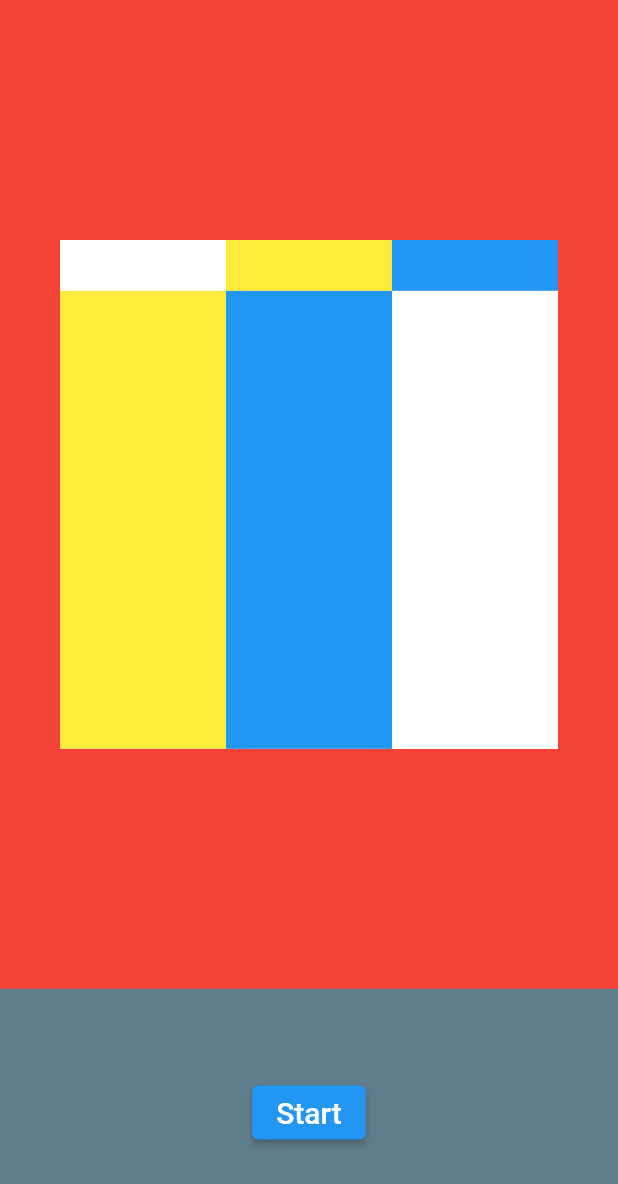
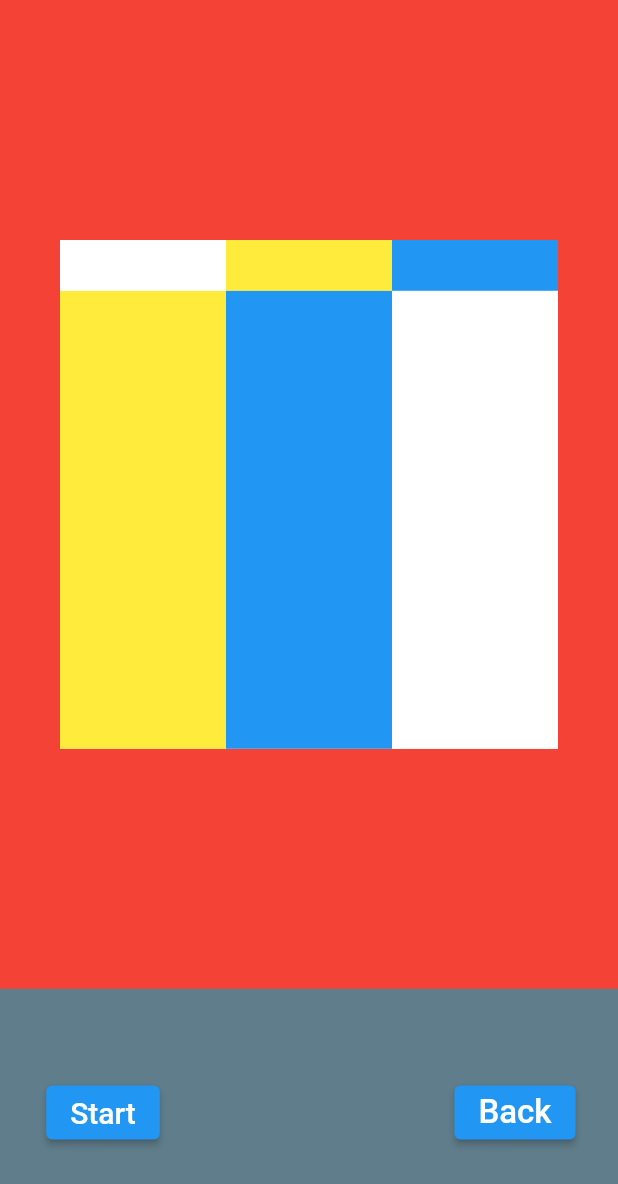
Before and after one commit to MityugovKonstantin/pomodoro-tracker, a Flutter app: the screen it shows after launch, after a tap on "Start", on a phone screen of 412 x 824 dp. Shown: the top 1184 px of the screen. Run offline on Flutter 3.47's test engine with Material 2 defaults, Android fonts, the light colour scheme and no system bars.

Commit message:
Add movement between screens

```diff
--- a/lib/main.dart
+++ b/lib/main.dart
@@ -1,6 +1,7 @@
 import 'package:flutter/material.dart';
+import 'package:pomodoro_tracker/screens/main.dart';
 import 'screens/timer.dart';
 
 void main() {
-  runApp(MaterialApp(home: TimerScreen()));
+  runApp(MaterialApp(home: MainScreen()));
 }
--- a/lib/screens/main.dart
+++ b/lib/screens/main.dart
@@ -1,4 +1,5 @@
 import 'package:flutter/material.dart';
+import 'package:pomodoro_tracker/screens/timer.dart';
 
 class MainScreen extends StatelessWidget {
   @override
@@ -54,7 +55,10 @@ class MainScreen extends StatelessWidget {
                       child:
                           const Text("Start", style: TextStyle(fontSize: 20)),
                       onPressed: () {
-                            print("Start!!!");
+                        print("Starting");
+                        Navigator.of(context).push(MaterialPageRoute(
+                            builder: (context) => TimerScreen()));
+                        print("Finished start");
                       }),
                 ))
           ],
--- a/lib/screens/timer.dart
+++ b/lib/screens/timer.dart
@@ -1,4 +1,5 @@
 import 'package:flutter/material.dart';
+import 'package:pomodoro_tracker/screens/main.dart';
 
 class TimerScreen extends StatelessWidget {
   @override
@@ -24,15 +25,44 @@ class TimerScreen extends StatelessWidget {
             Flexible(
                 flex: 1,
                 child: Container(
-                  alignment: Alignment.center,
-                  // color: Colors.blue,
-                  child: ElevatedButton(
-                      child:
-                          const Text("Start", style: TextStyle(fontSize: 20)),
-                      onPressed: () {
-                        print("Start!!!");
-                      }),
-                ))
+                    alignment: Alignment.center,
+                    child: Row(
+                      mainAxisAlignment: MainAxisAlignment.center,
+                      children: <Widget>[
+                        Flexible(
+                          flex: 1,
+                          child: Container(
+                            height: 175,
+                            alignment: Alignment.center,
+                            // color: Colors.red,
+                            child: ElevatedButton(
+                                child: const Text("Start",
+                                    style: TextStyle(fontSize: 20)),
+                                onPressed: () {
+                                  print("Start");
+                                }),
+                          ),
+                        ),
+                        Flexible(flex: 1, child: Container()),
+                        Flexible(
+                          flex: 1,
+                          child: Container(
+                              height: 175,
+                              alignment: Alignment.center,
+                              // color: Colors.red,
+                              child: ElevatedButton(
+                                  child: const Text("Back",
+                                      style: TextStyle(fontSize: 22)),
+                                  onPressed: () {
+                                    print("Back upping");
+                                    Navigator.of(context).push(MaterialPageRoute(
+                                        builder: (context) => MainScreen()));
+                                    print("Finished back up");
+                                  }) //BoxDecoration
+                              ), //Container
+                        )
+                      ],
+                    )))
           ],
         ),
       ),
```
Lines whose indentation alone changed are shown as unchanged.
